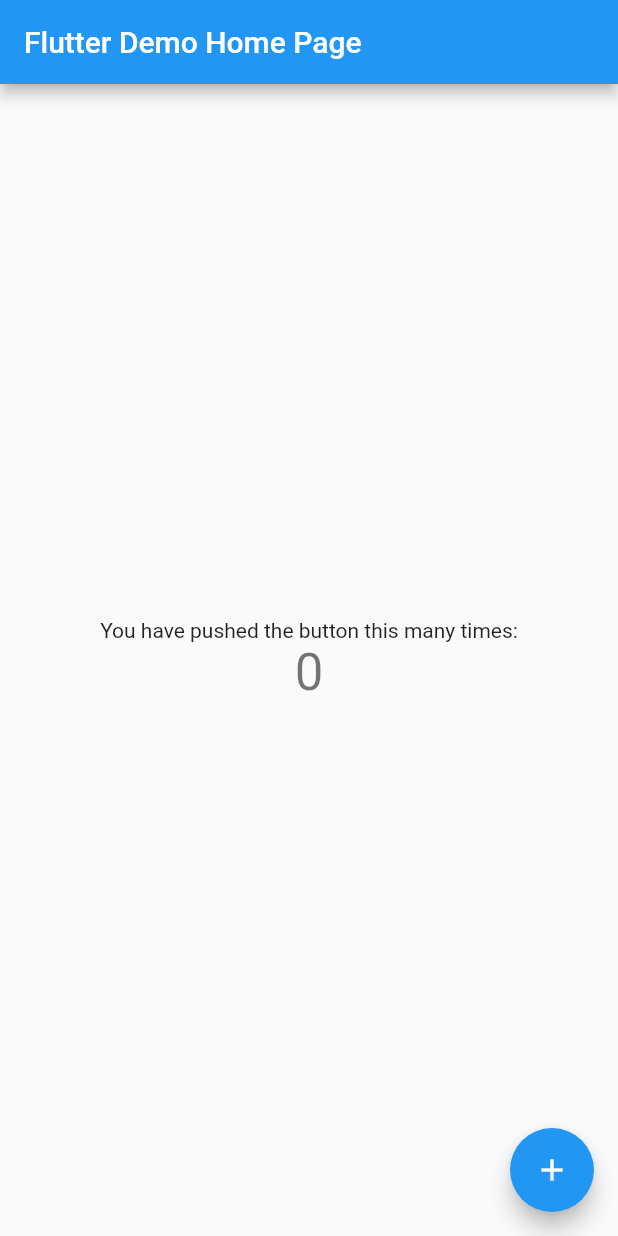
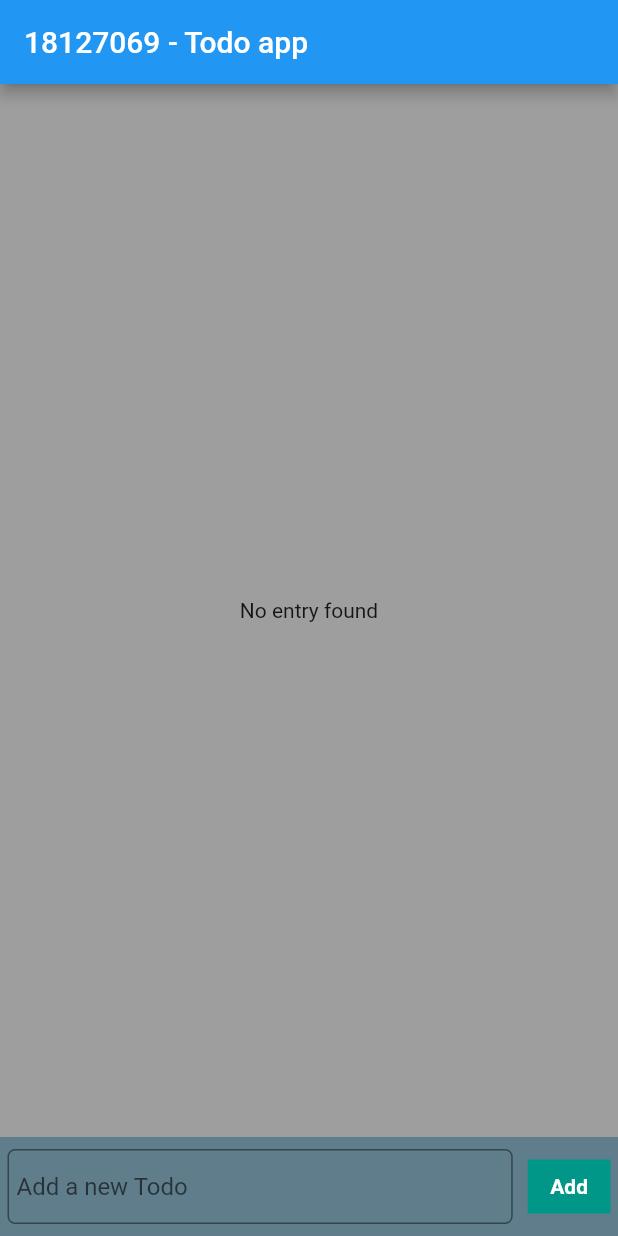
Before and after one commit to LuciferRos55/todo, a Flutter app: the screen it shows after launch, on a phone screen of 412 x 824 dp. Run offline on Flutter 3.47's test engine with Material 2 defaults, Android fonts, the phone set to English and light mode, and no system bars; our stand-ins replace sqflite; accounts and stored records are empty.

Commit message:
pre datetime

```diff
--- a/lib/main.dart
+++ b/lib/main.dart
@@ -1,6 +1,8 @@
 import 'package:flutter/material.dart';
+import 'package:todo/screens/homepage.dart';
 
-void main() {
+void main() async {
+  WidgetsFlutterBinding.ensureInitialized();
   runApp(const MyApp());
 }
 
@@ -10,106 +12,8 @@ class MyApp extends StatelessWidget {
   // This widget is the root of your application.
   @override
   Widget build(BuildContext context) {
-    return MaterialApp(
-      title: 'Flutter Demo',
-      theme: ThemeData(
-        // This is the theme of your application.
-        //
-        // Try running your application with "flutter run". You'll see the
-        // application has a blue toolbar. Then, without quitting the app, try
-        // changing the primarySwatch below to Colors.green and then invoke
-        // "hot reload" (press "r" in the console where you ran "flutter run",
-        // or simply save your changes to "hot reload" in a Flutter IDE).
-        // Notice that the counter didn't reset back to zero; the application
-        // is not restarted.
-        primarySwatch: Colors.blue,
-      ),
-      home: const MyHomePage(title: 'Flutter Demo Home Page'),
+    return const MaterialApp(
+      home: Homepage(),
     );
   }
 }
-
-class MyHomePage extends StatefulWidget {
-  const MyHomePage({Key? key, required this.title}) : super(key: key);
-
-  // This widget is the home page of your application. It is stateful, meaning
-  // that it has a State object (defined below) that contains fields that affect
-  // how it looks.
-
-  // This class is the configuration for the state. It holds the values (in this
-  // case the title) provided by the parent (in this case the App widget) and
-  // used by the build method of the State. Fields in a Widget subclass are
-  // always marked "final".
-
-  final String title;
-
-  @override
-  State<MyHomePage> createState() => _MyHomePageState();
-}
-
-class _MyHomePageState extends State<MyHomePage> {
-  int _counter = 0;
-
-  void _incrementCounter() {
-    setState(() {
-      // This call to setState tells the Flutter framework that something has
-      // changed in this State, which causes it to rerun the build method below
-      // so that the display can reflect the updated values. If we changed
-      // _counter without calling setState(), then the build method would not be
-      // called again, and so nothing would appear to happen.
-      _counter++;
-    });
-  }
-
-  @override
-  Widget build(BuildContext context) {
-    // This method is rerun every time setState is called, for instance as done
-    // by the _incrementCounter method above.
-    //
-    // The Flutter framework has been optimized to make rerunning build methods
-    // fast, so that you can just rebuild anything that needs updating rather
-    // than having to individually change instances of widgets.
-    return Scaffold(
-      appBar: AppBar(
-        // Here we take the value from the MyHomePage object that was created by
-        // the App.build method, and use it to set our appbar title.
-        title: Text(widget.title),
-      ),
-      body: Center(
-        // Center is a layout widget. It takes a single child and positions it
-        // in the middle of the parent.
-        child: Column(
-          // Column is also a layout widget. It takes a list of children and
-          // arranges them vertically. By default, it sizes itself to fit its
-          // children horizontally, and tries to be as tall as its parent.
-          //
-          // Invoke "debug painting" (press "p" in the console, choose the
-          // "Toggle Debug Paint" action from the Flutter Inspector in Android
-          // Studio, or the "Toggle Debug Paint" command in Visual Studio Code)
-          // to see the wireframe for each widget.
-          //
-          // Column has various properties to control how it sizes itself and
-          // how it positions its children. Here we use mainAxisAlignment to
-          // center the children vertically; the main axis here is the vertical
-          // axis because Columns are vertical (the cross axis would be
-          // horizontal).
-          mainAxisAlignment: MainAxisAlignment.center,
-          children: <Widget>[
-            const Text(
-              'You have pushed the button this many times:',
-            ),
-            Text(
-              '$_counter',
-              style: Theme.of(context).textTheme.headline4,
-            ),
-          ],
-        ),
-      ),
-      floatingActionButton: FloatingActionButton(
-        onPressed: _incrementCounter,
-        tooltip: 'Increment',
-        child: const Icon(Icons.add),
-      ), // This trailing comma makes auto-formatting nicer for build methods.
-    );
-  }
-}
--- a/lib/model/db_model.dart
+++ b/lib/model/db_model.dart
@@ -1,6 +1,7 @@
 import 'package:sqflite/sqflite.dart';
 import 'package:path/path.dart';
 import './todo_model.dart';
+import 'dart:math';
 
 class DatabaseConnect{
   Database? _database;
@@ -27,7 +28,7 @@ class DatabaseConnect{
     ''');
   }
 
-  //ADDD
+  //ADD
   Future<void> insertTodo(Todo todo) async{
     final  db = await database; //connectdb
     await db.insert('todo',
--- /dev/null
+++ b/lib/screens/homepage.dart
@@ -0,0 +1,42 @@
+import 'package:flutter/material.dart';
+import 'package:todo/model/db_model.dart';
+import '../model/todo_model.dart';
+import '../widgets/user_input.dart';
+import '../widgets/todo_list.dart';
+
+
+class Homepage extends StatefulWidget {
+  const Homepage({Key? key}) : super(key: key);
+
+  @override
+  State<Homepage> createState() => _HomepageState();
+}
+
+class _HomepageState extends State<Homepage> {
+  var db = DatabaseConnect();
+
+  void addItem(Todo todo) async{
+    await db.insertTodo(todo);
+    setState(() {});
+  }
+  void deleteItem(Todo todo) async{
+    await db.deleteTodo(todo);
+    setState(() {});
+  }
+
+  @override
+  Widget build(BuildContext context) {
+    return Scaffold(
+      backgroundColor: Colors.grey,
+      appBar: AppBar(
+          title: const Text('18127069 - Todo app'),
+      ),
+      body: Column(
+        children: [
+          Todolist(insertFunction: addItem, deleteFunction: deleteItem,),
+          User_input(insertFunction: addItem,),
+        ],
+      )
+    );
+  }
+}
--- /dev/null
+++ b/lib/widgets/todo_list.dart
@@ -0,0 +1,37 @@
+import 'package:flutter/material.dart';
+import '../model/db_model.dart';
+import './todo_card.dart';
+
+class Todolist extends StatelessWidget {
+  //create an object of db connect
+  final Function insertFunction;
+  final Function deleteFunction;
+  final db = DatabaseConnect();
+
+  Todolist({required this.insertFunction, required this.deleteFunction, Key ? key}) : super(key: key);
+
+  @override
+  Widget build(BuildContext context) {
+    return Expanded(
+      child: FutureBuilder(
+        future: db.getTodo(),
+        initialData: const[],
+        builder: (BuildContext context, AsyncSnapshot<List> snapshot) {
+          var data = snapshot.data; //data which will be shown
+          var datalength = data!.length;
+
+          return datalength == 0 ?
+              const Center(child: Text('No entry found'),)
+              : ListView.builder(itemCount: datalength, itemBuilder: (context, i) =>
+              Todocard(
+                  id: data[i].id,
+                  title: data[i].title,
+                  isChecked: data[i].isChecked,
+                  creationDate: data[i].creationDate,
+                  deleteFunction: insertFunction,
+                  insertFunction: deleteFunction),);
+        },
+      ),
+    );
+  }
+}
--- /dev/null
+++ b/lib/widgets/user_input.dart
@@ -0,0 +1,51 @@
+import 'dart:math';
+import 'dart:ui';
+import 'package:flutter/material.dart';
+import '../model/todo_model.dart';
+
+class User_input extends StatelessWidget {
+  final textController = TextEditingController();
+  final Function insertFunction;
+  User_input({required this.insertFunction, Key? key}) : super(key: key);
+
+  @override
+  Widget build(BuildContext context) {
+    return Container(
+      padding: const EdgeInsets.symmetric(horizontal: 5,vertical: 8),
+      color: Colors.blueGrey,
+      child: Row(
+        children: [
+          Expanded(child: Container(
+            padding: const EdgeInsets.symmetric(horizontal: 5),
+            decoration: BoxDecoration(
+              border: Border.all(color: Colors.black45),
+              borderRadius: BorderRadius.circular(5),
+            ),
+            child: TextField(
+              controller: textController,
+              decoration: const InputDecoration(
+                hintText: 'Add a new Todo',
+                border: InputBorder.none
+              ),
+            ),)),
+          const SizedBox(width: 10),
+          GestureDetector(
+            onTap: (){
+              var myTodo = Todo(
+                title: textController.text,
+                creationDate: DateTime.now(),
+                isChecked: false, id: null,
+              );
+              insertFunction(myTodo);
+            },
+            child: Container(
+              color: Colors.teal,
+              padding: const EdgeInsets.symmetric(horizontal: 15,vertical: 10),
+              child: const Text('Add', style: TextStyle(color: Colors.white, fontWeight: FontWeight.bold),),
+            ),
+          )
+        ],
+      ),
+    );
+  }
+}
--- a/pubspec.yaml
+++ b/pubspec.yaml
@@ -36,6 +36,7 @@ dependencies:
   cupertino_icons: ^1.0.2
   sqflite: ^2.0.2
   path: ^1.8.0
+  intl: ^0.17.0
 
 dev_dependencies:
   flutter_test:
```
Also changed, not shown: lib/widgets/todo_card.dart (added, +82 -0 lines), pubspec.lock.
